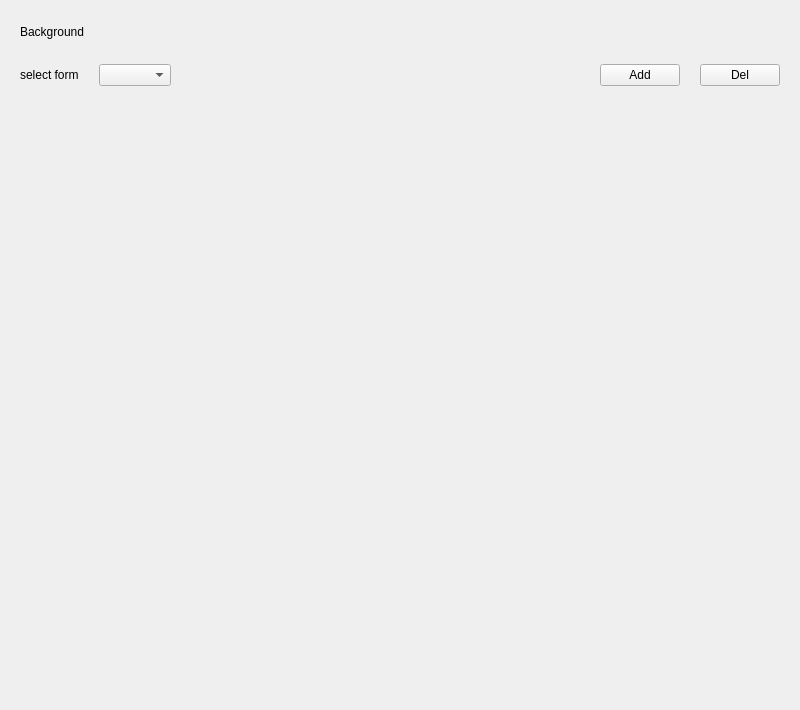
This is plugins/personalized/wallpaper/wallpaper.ui in ukui/ukui-control-center as Qt 5 draws it before an edit. The edited form follows.
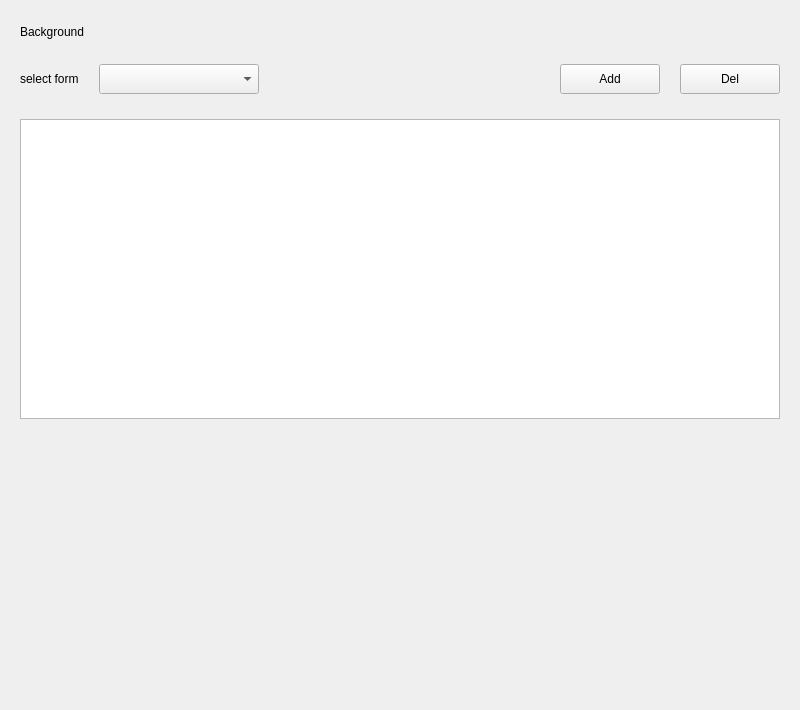
This is the edited form. The open tabs and pages were chosen to show the change.

Diff of the .ui file:
```diff
--- a/plugins/personalized/wallpaper/wallpaper.ui
+++ b/plugins/personalized/wallpaper/wallpaper.ui
@@ -12,14 +12,14 @@
   </property>
   <property name="minimumSize">
    <size>
-    <width>800</width>
-    <height>710</height>
+    <width>0</width>
+    <height>0</height>
    </size>
   </property>
   <property name="maximumSize">
    <size>
-    <width>800</width>
-    <height>710</height>
+    <width>16777215</width>
+    <height>16777215</height>
    </size>
   </property>
   <property name="windowTitle">
@@ -101,7 +101,20 @@
           </widget>
          </item>
          <item>
-          <widget class="QComboBox" name="formComboBox"/>
+          <widget class="QComboBox" name="formComboBox">
+           <property name="minimumSize">
+            <size>
+             <width>160</width>
+             <height>30</height>
+            </size>
+           </property>
+           <property name="maximumSize">
+            <size>
+             <width>160</width>
+             <height>30</height>
+            </size>
+           </property>
+          </widget>
          </item>
          <item>
           <spacer name="horizontalSpacer">
@@ -118,6 +131,12 @@
          </item>
          <item>
           <widget class="QPushButton" name="addPushBtn">
+           <property name="minimumSize">
+            <size>
+             <width>100</width>
+             <height>30</height>
+            </size>
+           </property>
            <property name="text">
             <string>Add</string>
            </property>
@@ -125,6 +144,12 @@
          </item>
          <item>
           <widget class="QPushButton" name="delPushBtn">
+           <property name="minimumSize">
+            <size>
+             <width>100</width>
+             <height>30</height>
+            </size>
+           </property>
            <property name="text">
             <string>Del</string>
            </property>
@@ -247,8 +272,55 @@
            </item>
           </layout>
          </widget>
-         <widget class="QWidget" name="color" native="true"/>
-         <widget class="QWidget" name="slideshow" native="true"/>
+         <widget class="QWidget" name="color">
+          <layout class="QVBoxLayout" name="verticalLayout_6">
+           <property name="spacing">
+            <number>25</number>
+           </property>
+           <property name="leftMargin">
+            <number>0</number>
+           </property>
+           <property name="topMargin">
+            <number>0</number>
+           </property>
+           <property name="rightMargin">
+            <number>0</number>
+           </property>
+           <property name="bottomMargin">
+            <number>0</number>
+           </property>
+           <item>
+            <widget class="QListWidget" name="colorListWidget">
+             <property name="minimumSize">
+              <size>
+               <width>0</width>
+               <height>300</height>
+              </size>
+             </property>
+             <property name="maximumSize">
+              <size>
+               <width>16777215</width>
+               <height>300</height>
+              </size>
+             </property>
+            </widget>
+           </item>
+           <item>
+            <spacer name="verticalSpacer_2">
+             <property name="orientation">
+              <enum>Qt::Vertical</enum>
+             </property>
+             <property name="sizeHint" stdset="0">
+              <size>
+               <width>20</width>
+               <height>40</height>
+              </size>
+             </property>
+            </spacer>
+           </item>
+          </layout>
+         </widget>
+         <widget class="QWidget" name="slideshow"/>
         </widget>
        </item>
       </layout>
```
Left out of the diff: 25 changed lines with no effect on the pictures.
